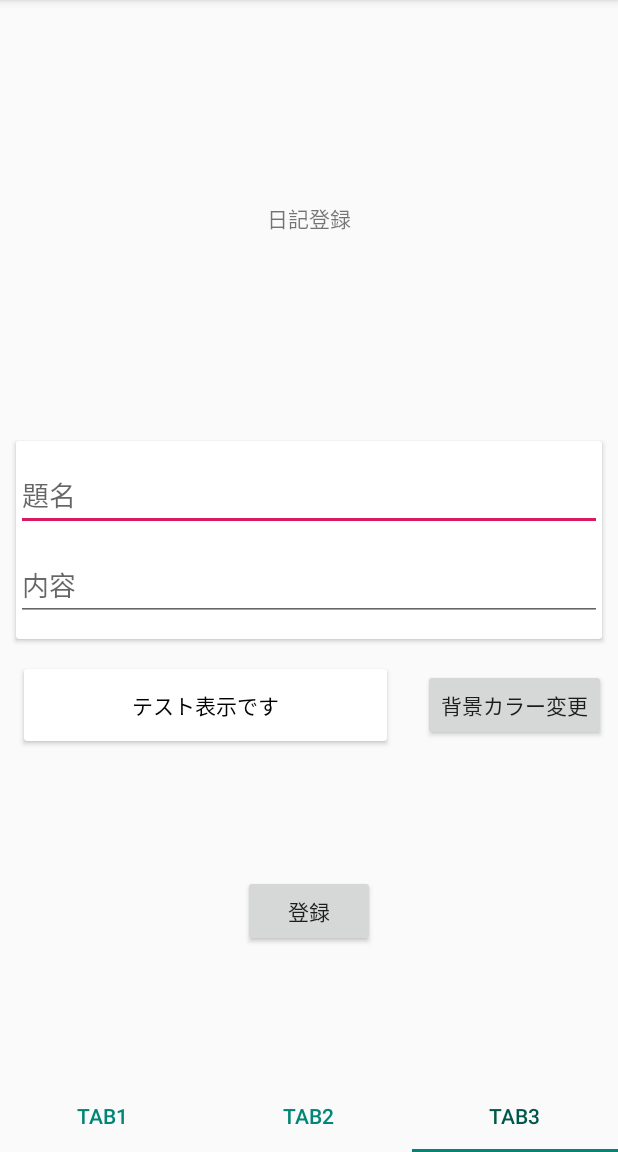
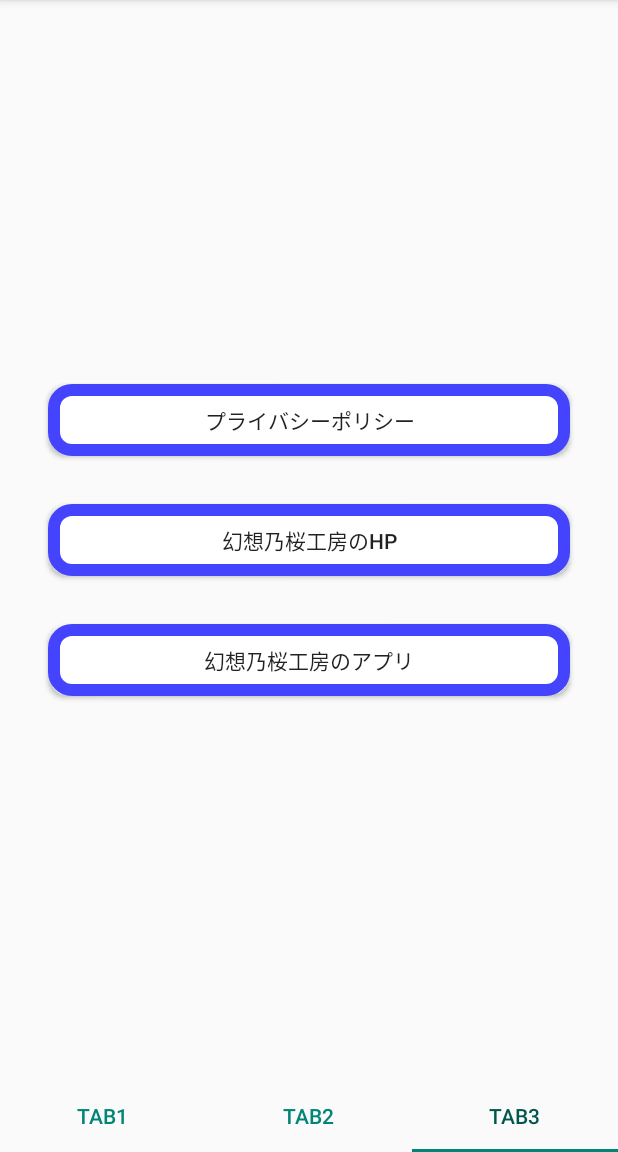
Before and after one commit to Bluewind12/RecordApplication, an Android app: the screen it shows after launch (MainTabActivity), item 3 of the bottom bar chosen, on a phone screen of 412 x 824 dp, the part 84-1236 px from its top. Run offline under Robolectric (Android 15) with nearby library versions, the phone set to English and light mode, and no system bars; our stand-ins replace Room's generated code, RxJava; libraries missing offline, so code that uses them is left out: com.facebook.stetho; 2 statements that could not run were skipped.

Commit message:
Tab3の作成、ボタンデザインの変更

```diff
--- a/app/src/main/java/momonyan/recordapplication/TabAdapter.kt
+++ b/app/src/main/java/momonyan/recordapplication/TabAdapter.kt
@@ -3,7 +3,7 @@ package momonyan.recordapplication
 import android.support.v4.app.Fragment
 import android.support.v4.app.FragmentManager
 import android.support.v4.app.FragmentPagerAdapter
-import momonyan.recordapplication.tab.InputFragment
+import momonyan.recordapplication.tab.OtherFragment
 import momonyan.recordapplication.tab.MemoFragment
 import momonyan.recordapplication.tab.OutputFragment
 
@@ -13,7 +13,7 @@ class TabAdapter(fm: FragmentManager) : FragmentPagerAdapter(fm) {
         when (position) {
             0 -> setFragment = OutputFragment()
             1 -> setFragment = MemoFragment()
-            2 -> setFragment = InputFragment()
+            2 -> setFragment = OtherFragment()
             else -> error("TabError")
         }
         return setFragment
--- /dev/null
+++ b/app/src/main/res/drawable/background_button.xml
@@ -0,0 +1,18 @@
+<?xml version="1.0" encoding="utf-8"?>
+<shape xmlns:android="http://schemas.android.com/apk/res/android"
+       android:shape="rectangle">
+    <solid android:color="#ffffff"/>
+
+    <corners android:radius="12dp"/>
+
+    <padding
+            android:top="10dp"
+            android:right="10dp"
+            android:left="10dp"
+            android:bottom="10dp"
+    />
+    <stroke
+            android:color="#4444ff"
+            android:width="8dp"/>
+
+</shape>
--- a/app/src/main/res/layout/input_daze_layout.xml
+++ b/app/src/main/res/layout/input_daze_layout.xml
@@ -50,7 +50,8 @@
             app:layout_constraintStart_toStartOf="parent" app:layout_constraintEnd_toEndOf="parent"
             android:id="@+id/inputButton" android:layout_marginBottom="8dp"
             app:layout_constraintBottom_toBottomOf="parent"
-            android:layout_marginTop="8dp" app:layout_constraintTop_toBottomOf="@+id/dazeColorInputButton"/>
+            android:layout_marginTop="8dp" app:layout_constraintTop_toBottomOf="@+id/dazeColorInputButton"
+            android:background="@drawable/background_button"/>
     <Button
             android:text="@string/backColorChange"
             android:layout_width="wrap_content"
@@ -59,7 +60,7 @@
             android:layout_marginTop="16dp"
             app:layout_constraintTop_toBottomOf="@+id/dazeCardView" app:layout_constraintEnd_toEndOf="parent"
             android:layout_marginEnd="8dp"
-    />
+            android:background="@drawable/background_button"/>
     <android.support.v7.widget.CardView
             android:layout_width="0dp"
             android:layout_height="0dp"
--- a/app/src/main/res/layout/input_memo_layout.xml
+++ b/app/src/main/res/layout/input_memo_layout.xml
@@ -34,7 +34,7 @@
             android:id="@+id/memoButton" android:layout_marginBottom="8dp"
             app:layout_constraintBottom_toBottomOf="parent"
             android:layout_marginTop="8dp" app:layout_constraintTop_toTopOf="parent"
-            app:layout_constraintVertical_bias="0.7"/>
+            app:layout_constraintVertical_bias="0.7" android:background="@drawable/background_button"/>
     <Button
             android:text="@string/backColorChange"
             android:layout_width="wrap_content"
@@ -42,7 +42,7 @@
             android:id="@+id/changeMemoBackButton" android:layout_marginTop="8dp"
             app:layout_constraintTop_toBottomOf="@+id/textMemoInputLayout" android:layout_marginBottom="8dp"
             app:layout_constraintBottom_toTopOf="@+id/memoButton" app:layout_constraintEnd_toEndOf="parent"
-            android:layout_marginEnd="8dp"/>
+            android:layout_marginEnd="8dp" android:background="@drawable/background_button"/>
     <android.support.v7.widget.CardView
             android:layout_width="0dp"
             android:layout_height="0dp"
--- a/app/src/main/res/layout/picker_diarog_layout.xml
+++ b/app/src/main/res/layout/picker_diarog_layout.xml
@@ -18,14 +18,15 @@
             app:layout_constraintEnd_toEndOf="parent"
             android:layout_marginEnd="8dp"
             app:layout_constraintStart_toEndOf="@+id/colorCancelButton" android:layout_marginStart="8dp"
-            android:layout_marginTop="8dp" app:layout_constraintTop_toBottomOf="@+id/color_picker"/>
+            android:layout_marginTop="8dp" app:layout_constraintTop_toBottomOf="@+id/color_picker"
+            android:background="@drawable/background_button"/>
     <Button
             android:text="@string/cancelString"
             android:layout_width="wrap_content"
             android:layout_height="wrap_content" android:id="@+id/colorCancelButton"
             app:layout_constraintStart_toStartOf="parent" android:layout_marginStart="8dp"
             app:layout_constraintEnd_toStartOf="@+id/colorOkButton" android:layout_marginTop="8dp"
-            app:layout_constraintTop_toBottomOf="@+id/color_picker"/>
+            app:layout_constraintTop_toBottomOf="@+id/color_picker" android:background="@drawable/background_button"/>
 
 
 </android.support.constraint.ConstraintLayout>
--- /dev/null
+++ b/app/src/main/res/layout/tab_tab3_other_layout.xml
@@ -0,0 +1,36 @@
+<?xml version="1.0" encoding="utf-8"?>
+<android.support.constraint.ConstraintLayout xmlns:android="http://schemas.android.com/apk/res/android"
+                                             xmlns:app="http://schemas.android.com/apk/res-auto"
+                                             xmlns:tools="http://schemas.android.com/tools"
+                                             android:layout_width="match_parent"
+                                             android:layout_height="match_parent"
+>
+
+    <Button
+            android:text="@string/privacyPolicy"
+            android:layout_width="0dp"
+            android:layout_height="wrap_content"
+            app:layout_constraintStart_toStartOf="parent" app:layout_constraintEnd_toEndOf="parent"
+            android:id="@+id/privacyPolicyButton"
+            app:layout_constraintHorizontal_bias="0.501"
+            android:layout_marginStart="32dp" android:layout_marginEnd="32dp" android:layout_marginBottom="32dp"
+            app:layout_constraintBottom_toTopOf="@+id/homePageButton" android:background="@drawable/background_button"/>
+    <Button
+            android:text="@string/hp"
+            android:layout_width="0dp"
+            android:layout_height="wrap_content"
+            app:layout_constraintStart_toStartOf="parent" app:layout_constraintEnd_toEndOf="parent"
+            android:id="@+id/homePageButton"
+            android:layout_marginLeft="32dp"
+            android:layout_marginRight="32dp" android:layout_marginTop="32dp"
+            app:layout_constraintTop_toTopOf="parent" android:layout_marginBottom="32dp"
+            app:layout_constraintBottom_toBottomOf="parent" android:background="@drawable/background_button"/>
+    <Button
+            android:text="@string/appsPage"
+            android:layout_width="0dp"
+            android:layout_height="wrap_content"
+            android:id="@+id/otherAppsButton" android:layout_marginTop="32dp"
+            app:layout_constraintTop_toBottomOf="@+id/homePageButton" app:layout_constraintEnd_toEndOf="parent"
+            android:layout_marginEnd="32dp" app:layout_constraintStart_toStartOf="parent"
+            android:layout_marginStart="32dp" android:background="@drawable/background_button"/>
+</android.support.constraint.ConstraintLayout>
--- a/app/src/main/res/values/strings.xml
+++ b/app/src/main/res/values/strings.xml
@@ -29,4 +29,18 @@
     <string name="OKString">決定</string>
     <string name="backColorChange">背景カラー変更</string>
     <string name="testViewString">テスト表示です</string>
+
+    <!-- その他画面 -->
+    <string name="useReadMe">使い方について</string>
+    <string name="privacyPolicy">プライバシーポリシー</string>
+    <string name="hp">幻想乃桜工房のHP</string>
+    <string name="appsPage">幻想乃桜工房のアプリ</string>
+
+    <!-- URL -->
+    <string name="privacyPolicyURL">https://</string>
+    <string name="fantasyCherryBlossomURL">https://</string>
+    <string name="appsPageURL">https://</string>
+
+    <!-- AD -->
+
 </resources>
```
Also changed, not shown: app/src/main/java/momonyan/recordapplication/tab/InputFragment.kt (deleted, +0 -51 lines), app/src/main/java/momonyan/recordapplication/tab/OtherFragment.kt (added, +40 -0 lines), app/src/main/res/layout/activity_main.xml (deleted, +0 -53 lines).
